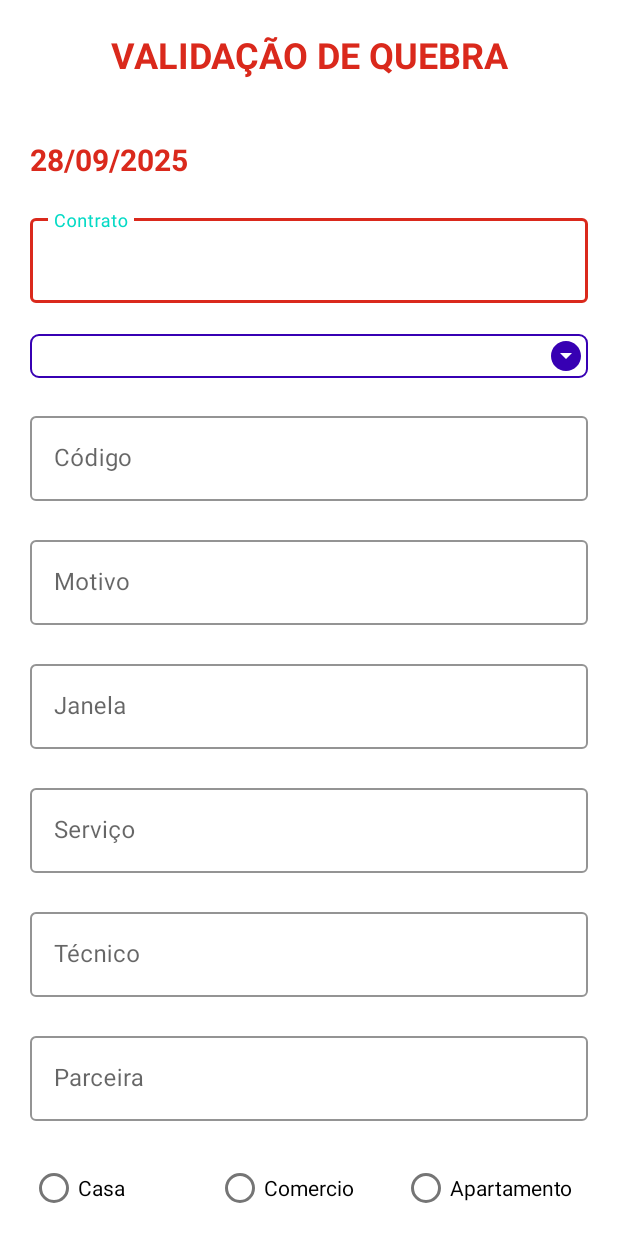
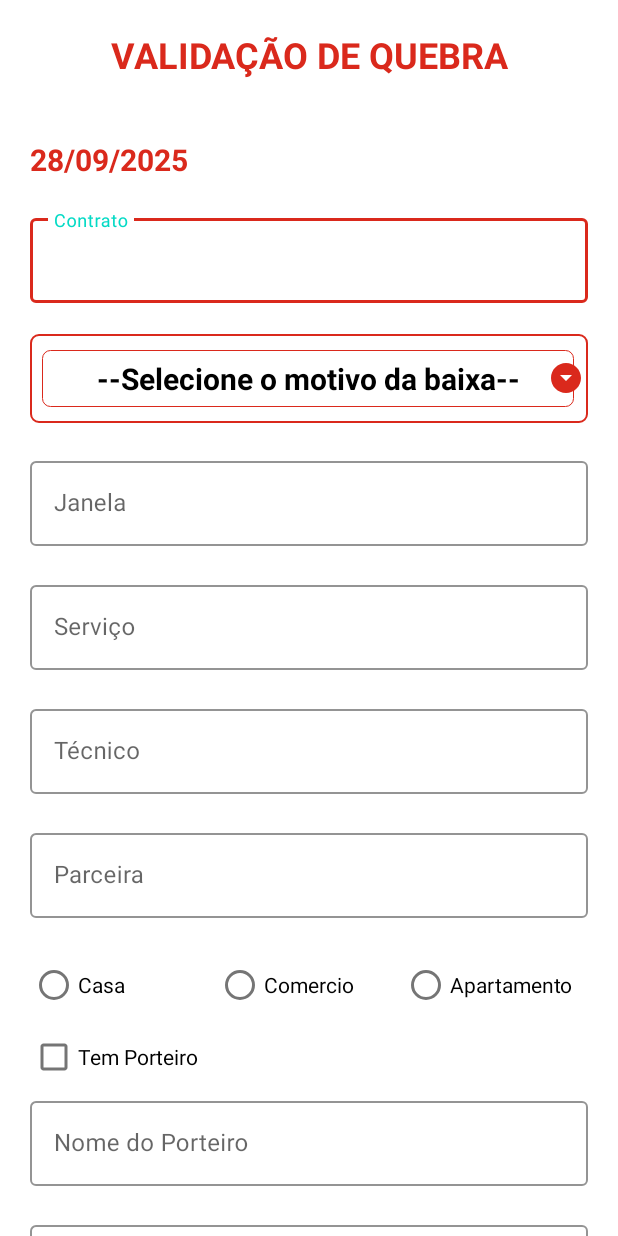
Before and after one commit to HardBoris/BGQuiebra, an Android app: the screen it shows after launch (MainActivity), on a phone screen of 412 x 824 dp. Run offline under Robolectric (Android 15) with nearby library versions, the phone set to English and light mode, and no system bars.

Commit message:
feat: cod spinner

```diff
--- a/app/src/main/java/com/hardboris/bgquiebra/MainActivity.java
+++ b/app/src/main/java/com/hardboris/bgquiebra/MainActivity.java
@@ -1,30 +1,43 @@
 package com.hardboris.bgquiebra;
+
+import static com.hardboris.bgquiebra.R.id.txtCod;
 
 import android.content.ClipData;
 import android.content.ClipboardManager;
 import android.os.Bundle;
+import android.view.View;
+import android.widget.AdapterView;
 import android.widget.Button;
 import android.widget.CheckBox;
 import android.widget.EditText;
 import android.widget.RadioButton;
+import android.widget.Spinner;
 import android.widget.TextView;
 import android.widget.Toast;
 
 import androidx.appcompat.app.AppCompatActivity;
 
+import com.hardboris.bgquiebra.adapter.BaixaAdapter;
+import com.hardboris.bgquiebra.model.Baixa;
+
 import java.text.SimpleDateFormat;
+import java.util.ArrayList;
 import java.util.Date;
 
-public class MainActivity extends AppCompatActivity {
+public class MainActivity extends AppCompatActivity{
 
-    EditText contrato, codigo, motivo, janela, parceira, servicio, portero, observaciones, tecnico;
+    EditText contrato, janela, parceira, servicio, portero, observaciones, tecnico;
     Button copiar, copiarObservaciones, nuevo;
-    TextView mostraData;
+    TextView mostraData, muestraDescripcion;
     RadioButton apartamento, casa, comercio;
-    String isCasa, isComercio, isApartamento, isPortero, otro;
+    String isCasa, isComercio, isApartamento, isPortero, otro, codigo, motivo, descripcion;
     CharSequence luna;
     CheckBox temPortero;
     //Bundle recibeDatos = getIntent().getExtras();
+    private Spinner spinner;
+    private TextView txtCod, txtDescripcion;
+    private ArrayList<Baixa> baixas;
+    private BaixaAdapter baixaAdapter;
 
 
     @Override
@@ -51,8 +64,6 @@ public class MainActivity extends AppCompatActivity {
         copiarObservaciones = findViewById(R.id.btnCopiarObservaciones);
         nuevo = findViewById(R.id.btnNovo);
         contrato = findViewById(R.id.txtContrato);
-        codigo = findViewById(R.id.txtCodigo);
-        motivo = findViewById(R.id.txtMotivo);
         janela = findViewById(R.id.txtJanela);
         servicio = findViewById(R.id.txtServicio);
         tecnico = findViewById(R.id.txtTecnico);
@@ -64,6 +75,11 @@ public class MainActivity extends AppCompatActivity {
         portero = findViewById(R.id.txtPortero);
         observaciones = findViewById(R.id.txtObservaciones);
         luna = observaciones.getText().toString();
+        muestraDescripcion = findViewById(R.id.txtDescripcion);
+
+        spinner = findViewById(R.id.baixaSpinner);
+        /*txtCod = findViewById(R.id.txtCod);
+        txtDescripcion = findViewById(R.id.txtDescripcion);*/
 
         copiarObservaciones.setOnClickListener(v -> Observator());
         copiar.setOnClickListener(v -> Validator());
@@ -79,14 +95,48 @@ public class MainActivity extends AppCompatActivity {
             }
         });
 
+        llenarLista();
+
+        baixaAdapter = new BaixaAdapter(this, baixas);
+        spinner.setAdapter(baixaAdapter);
+
+        /*spinner.setOnItemSelectedListener(this);*/
+
+        spinner.setOnItemSelectedListener(new AdapterView.OnItemSelectedListener() {
+            @Override
+            public void onItemSelected(AdapterView<?> parent, View view, int position, long id) {
+                Baixa baixa = baixas.get(position);
+
+                if (position == 0){
+                    muestraDescripcion.setVisibility(View.GONE);
+                }
+
+                if (position != 0) {
+                    codigo = baixa.getCodigo();
+                    motivo = baixa.getBaixa();
+                    muestraDescripcion.setVisibility(View.VISIBLE);
+                    descripcion = baixa.getDescripcion();
+                    muestraDescripcion.setText(descripcion);
+                }
+
+                Toast.makeText(MainActivity.this, baixa.getCodigo(), Toast.LENGTH_SHORT).show();
+
+            }
+
+            @Override
+            public void onNothingSelected(AdapterView<?> parent) {
+
+            }
+        });
+
 
 
     }
 
-    private void Cleaner(){
+
+
+    private void Cleaner(){ //limpiar spinner
         contrato.setText("");
-        codigo.setText("");
-        motivo.setText("");
         janela.setText("");
         servicio.setText("");
         casa.setChecked(false);
@@ -96,6 +146,8 @@ public class MainActivity extends AppCompatActivity {
         portero.setText("");
         observaciones.setText("");
     }
+
+    //guardar los valores de tecnico e parceira
 
     private void Observator(){
         if (observaciones.getText().toString().isEmpty()){
@@ -111,11 +163,11 @@ public class MainActivity extends AppCompatActivity {
     private void Validator(){
         if (contrato.getText().toString().isEmpty()){
             contrato.setError("Este campo é obrigatório!");
-        } else if (codigo.getText().toString().isEmpty()){
+        }/* else if (codigo.getText().toString().isEmpty()){
             codigo.setError("Este compo é obrigatório!");
         } else if (motivo.getText().toString().isEmpty()){
             motivo.setError("Este campo é obrigatório!");
-        } else if (janela.getText().toString().isEmpty()){
+        } */else if (janela.getText().toString().isEmpty()){
             janela.setError("Este campo é obrigatório!");
         } else if (servicio.getText().toString().isEmpty()){
             servicio.setError("Este campo é obrigatório!");
@@ -124,6 +176,31 @@ public class MainActivity extends AppCompatActivity {
         } else {
             Transferir();
         }
+    }
+
+    private void llenarLista(){
+        baixas = new ArrayList<>();
+        baixas.add(new Baixa("", "--Selecione o motivo da baixa--", ""));
+        baixas.add(new Baixa("100", "Agendamento Não Cumprido", "Quando o técnico não consegue cumprir o período agendado com o cliente"));
+        baixas.add(new Baixa("101", "Endereço Não Localizado", "Quando o técnico não localiza o endereço para executar o serviço"));
+        baixas.add(new Baixa("102", "Área / Situação de Risco", "Quando o técnico vai até a residência do cliente e identifica que o serviço não podera ser realizado devido à chuva."));
+        baixas.add(new Baixa("103", "Chuva", "Quando o técnico vai até a residência do cliente e identifica que o serviço não podera ser realizado devido à chuva."));
+        /*baixas.add(new Baixa(104, "Falta de Material", "Quando o técnico vai até a residência do cliente e não consegue executar o serviço, devido à falta de material ou equipamento."));
+        baixas.add(new Baixa(105, "Sem Energia Elétrica Na Região / Prédio / Residência"));
+        baixas.add(new Baixa(106, "Cliente Ausente"));
+        baixas.add(new Baixa(107, "Entrada Não Autorizada"));
+        baixas.add(new Baixa(108, "Tubulação Obstruída Sem Solução"));
+        baixas.add(new Baixa(110, "Problema Na Tubulação"));
+        baixas.add(new Baixa(112, "Sem Acesso ao DG / Sotão"));
+        baixas.add(new Baixa(113, "Sem TV / Computador na Residência / Celular"));
+        baixas.add(new Baixa(120, "Impossibilidade ao Atendimento"));
+        baixas.add(new Baixa(125, "Cliente Desiste da Agenda"));
+        baixas.add(new Baixa(202, "Node em Outage"));
+        baixas.add(new Baixa(203, "Rede Externa Com Problema"));
+        baixas.add(new Baixa(204, "Backbone Com Problema"));
+        baixas.add(new Baixa(205, "Falta Tap Ou Passivos / Tap Ou Passivo Lotado"));
+        baixas.add(new Baixa(206, "Prédio Sem Backbone"));
+        baixas.add(new Baixa(207, "Prédio Sem Retorno Ativado"));*/
     }
 
     private void Transferir(){
@@ -153,8 +230,8 @@ public class MainActivity extends AppCompatActivity {
                 "❌️ *VALIDAÇÃO DE QUEBRA* ❌️\n" +
                 "*" + otro + "*" +
                 "\nContrato: *884/" + contrato.getText().toString() + "*" +
-                "\nCódigo: *" + codigo.getText().toString() + "*" +
-                "\nMotivo: *" + motivo.getText().toString() + "*" +
+                "\nCódigo: *" + codigo + "*" +
+                "\nMotivo: *" + motivo + "*" +
                 "\nJanela: *" + janela.getText().toString() + "*" +
                 "\nServiço: *" + servicio.getText().toString() + "*" +
                 "\nTécnico: *" + tecnico.getText().toString() + "*" +
--- a/app/src/main/java/com/hardboris/bgquiebra/adapter/BaixaAdapter.java
+++ b/app/src/main/java/com/hardboris/bgquiebra/adapter/BaixaAdapter.java
@@ -24,6 +24,9 @@ public class BaixaAdapter extends ArrayAdapter<Baixa> {
     @NonNull
     @Override
     public View getView(int position, @Nullable View convertView, @NonNull ViewGroup parent){
+        if (position == 0){
+            return viewInicial(position,convertView,parent);
+        }
         return view(position, convertView, parent);
     }
 
@@ -32,16 +35,16 @@ public class BaixaAdapter extends ArrayAdapter<Baixa> {
         if (position == 0){
             return viewInicial(position,convertView,parent);
         }
-        return view(position,convertView,parent);
+        return view(position, convertView, parent);
     }
 
-    private View view(int position, View convertView, ViewGroup parent){
+    private View view(int position, @Nullable View convertView, @NonNull ViewGroup parent){
         convertView = LayoutInflater.from(getContext()).inflate(
-                R.layout.spinner_item, parent, false
+                R.layout.item_baixa, parent, false
         );
 
-        TextView txtCodigo = convertView.findViewById(R.id.txtCodigo);
-        TextView txtBaixa = convertView.findViewById(R.id.txtMotivo);
+        TextView txtCodigo = convertView.findViewById(R.id.txtCod);
+        TextView txtBaixa = convertView.findViewById(R.id.txtDescripcion);
         Baixa baixa = getItem(position);
         txtCodigo.setText(baixa.getCodigo());
         txtBaixa.setText(baixa.getBaixa());
@@ -51,13 +54,11 @@ public class BaixaAdapter extends ArrayAdapter<Baixa> {
 
     private View viewInicial(int position, View convertView, ViewGroup parent){
         convertView = LayoutInflater.from(getContext()).inflate(
-                R.layout.spinner_item, parent, false
+                R.layout.item_inicial, parent, false
         );
 
-        TextView txtCodigo = convertView.findViewById(R.id.txtCodigo);
-        TextView txtBaixa = convertView.findViewById(R.id.txtMotivo);
+        TextView txtBaixa = convertView.findViewById(R.id.txtDescripcion);
         Baixa baixa = getItem(position);
-        txtCodigo.setText(baixa.getCodigo());
         txtBaixa.setText(baixa.getBaixa());
 
         return convertView;
--- a/app/src/main/java/com/hardboris/bgquiebra/model/Baixa.java
+++ b/app/src/main/java/com/hardboris/bgquiebra/model/Baixa.java
@@ -3,10 +3,12 @@ package com.hardboris.bgquiebra.model;
 public class Baixa {
     private String codigo;
     private String baixa;
+    private String descripcion;
 
-    public Baixa(String codigo, String baixa) {
+    public Baixa(String codigo, String baixa, String descripcion) {
         this.codigo = codigo;
         this.baixa = baixa;
+        this.descripcion = descripcion;
     }
 
     public String getCodigo() {
@@ -24,4 +26,17 @@ public class Baixa {
     public void setBaixa(String baixa) {
         this.baixa = baixa;
     }
+
+    public String getDescripcion() {
+        return descripcion;
+    }
+
+    public void setDescripcion(String descripcion) {
+        this.descripcion = descripcion;
+    }
+
+    @Override
+    public String toString() {
+        return codigo + " " + baixa;
+    }
 }
--- a/app/src/main/res/drawable/ic_bg_dropdown.xml
+++ b/app/src/main/res/drawable/ic_bg_dropdown.xml
@@ -1,7 +1,7 @@
 <vector
     xmlns:android="http://schemas.android.com/apk/res/android"
     android:height="24dp"
-    android:tint="@color/purple_700"
+    android:tint="@color/red"
     android:viewportHeight="24"
     android:viewportWidth="24"
     android:width="24dp">
--- a/app/src/main/res/drawable/item_style.xml
+++ b/app/src/main/res/drawable/item_style.xml
@@ -3,8 +3,8 @@
     android:shape="rectangle">
     <solid android:color="@android:color/transparent"/>
     <stroke
-        android:width="0.5dip"
-        android:color="@color/purple_700"/>
+        android:width="0.5dp"
+        android:color="@color/red"/>
     <corners
         android:radius="5dp"/>
 </shape>
--- a/app/src/main/res/drawable/spinner_style.xml
+++ b/app/src/main/res/drawable/spinner_style.xml
@@ -11,7 +11,7 @@
                         android:type="linear"/>
                     <stroke
                         android:width="1dp"
-                        android:color="@color/purple_700"/>
+                        android:color="@color/red"/>
                     <corners
                         android:radius="5dp"/>
                     <padding
--- a/app/src/main/res/layout/activity_main.xml
+++ b/app/src/main/res/layout/activity_main.xml
@@ -55,50 +55,31 @@
     </com.google.android.material.textfield.TextInputLayout>
 
     <Spinner
+        android:id="@+id/baixaSpinner"
         android:layout_width="match_parent"
         android:layout_height="wrap_content"
         android:background="@drawable/spinner_style"
         android:layout_marginHorizontal="20dp"
         android:layout_marginBottom="20dp"
-        tools:listitem="@layout/spinner_item"/>
+        android:paddingVertical="5dp"
+        tools:listitem="@layout/item_baixa"/>
 
-    <com.google.android.material.textfield.TextInputLayout
-        android:layout_width="match_parent"
-        android:layout_height="wrap_content"
-        android:layout_marginHorizontal="20dp"
-        android:hint="@string/hint_002"
-        app:hintTextColor="@color/teal_200"
-        app:boxStrokeColor="@color/red"
-        app:errorEnabled="true"
-        style="@style/Widget.MaterialComponents.TextInputLayout.OutlinedBox"
-        >
-        <com.google.android.material.textfield.TextInputEditText
-            android:id="@+id/txtCodigo"
-            android:layout_width="match_parent"
-            android:layout_height="wrap_content"
-            android:inputType="number"
-            android:digits="0123456789"
-            />
 
-    </com.google.android.material.textfield.TextInputLayout>
-
-    <com.google.android.material.textfield.TextInputLayout
-        android:layout_width="match_parent"
-        android:layout_height="wrap_content"
-        android:layout_marginHorizontal="20dp"
-        android:hint="@string/hint_003"
-        app:hintTextColor="@color/teal_200"
-        app:boxStrokeColor="@color/red"
-        app:errorEnabled="true"
-        style="@style/Widget.MaterialComponents.TextInputLayout.OutlinedBox"
-        >
-        <com.google.android.material.textfield.TextInputEditText
-            android:id="@+id/txtMotivo"
+        <TextView
+            android:id="@+id/txtDescripcion"
             android:layout_width="match_parent"
             android:layout_height="wrap_content"
             android:inputType="textMultiLine"
+            android:visibility="gone"
+            android:layout_marginHorizontal="20dp"
+            android:layout_marginBottom="20dp"
+            android:textSize="18sp"
+            android:paddingHorizontal="10dp"
+            android:paddingVertical="5dp"
+            android:gravity="left"
+            android:background="@drawable/item_style"
             />
-    </com.google.android.material.textfield.TextInputLayout>
+
 
     <com.google.android.material.textfield.TextInputLayout
         android:layout_width="match_parent"
--- /dev/null
+++ b/app/src/main/res/layout/item_inicial.xml
@@ -0,0 +1,28 @@
+<?xml version="1.0" encoding="utf-8"?>
+<LinearLayout xmlns:android="http://schemas.android.com/apk/res/android"
+    android:orientation="horizontal"
+    android:layout_width="365dp"
+    android:layout_height="wrap_content"
+    android:padding="5dp">
+
+    <LinearLayout
+        android:layout_width="match_parent"
+        android:layout_height="match_parent"
+        android:orientation="horizontal"
+        android:background="@drawable/item_style">
+
+        <TextView
+            android:id="@+id/txtDescripcion"
+            android:layout_width="match_parent"
+            android:layout_height="wrap_content"
+            android:text="Selecionar uma opção"
+            android:gravity="center"
+            android:layout_margin="5dp"
+            android:textStyle="bold"
+            android:textSize="20sp"
+            android:textColor="@color/black"
+            />
+
+    </LinearLayout>
+
+</LinearLayout>
--- a/app/src/main/res/values/strings.xml
+++ b/app/src/main/res/values/strings.xml
@@ -22,5 +22,4 @@
     <string name="hint_016">Copiar Observaciones</string>
     <string name="hint_017">Novo</string>
     <string name="codigo">Código de Baixa</string>
-
 </resources>
--- a/app/src/main/res/values/themes.xml
+++ b/app/src/main/res/values/themes.xml
@@ -1,6 +1,6 @@
 <resources xmlns:tools="http://schemas.android.com/tools">
     <!-- Base application theme. -->
-    <style name="Base.Theme.BGQuiebra" parent="Theme.MaterialComponents.DayNight.NoActionBar">
+    <style name="Base.Theme.BGQuiebra" parent="Theme.MaterialComponents.Light.NoActionBar">
         <item name="colorPrimaryVariant">@color/red</item>
         <item name="android:statusBarColor" tools:targetApi="l">?attr/colorPrimaryVariant</item>
     </style>
--- a/gradle/libs.versions.toml
+++ b/gradle/libs.versions.toml
@@ -1,5 +1,5 @@
 [versions]
-agp = "8.9.2"
+agp = "8.13.0"
 junit = "4.13.2"
 junitVersion = "1.2.1"
 espressoCore = "3.6.1"
```
Also changed, not shown: app/src/main/res/layout/item_baixa.xml (added, +41 -0 lines), app/src/main/res/layout/spinner_item.xml (deleted, +0 -20 lines), gradle/wrapper/gradle-wrapper.properties.
